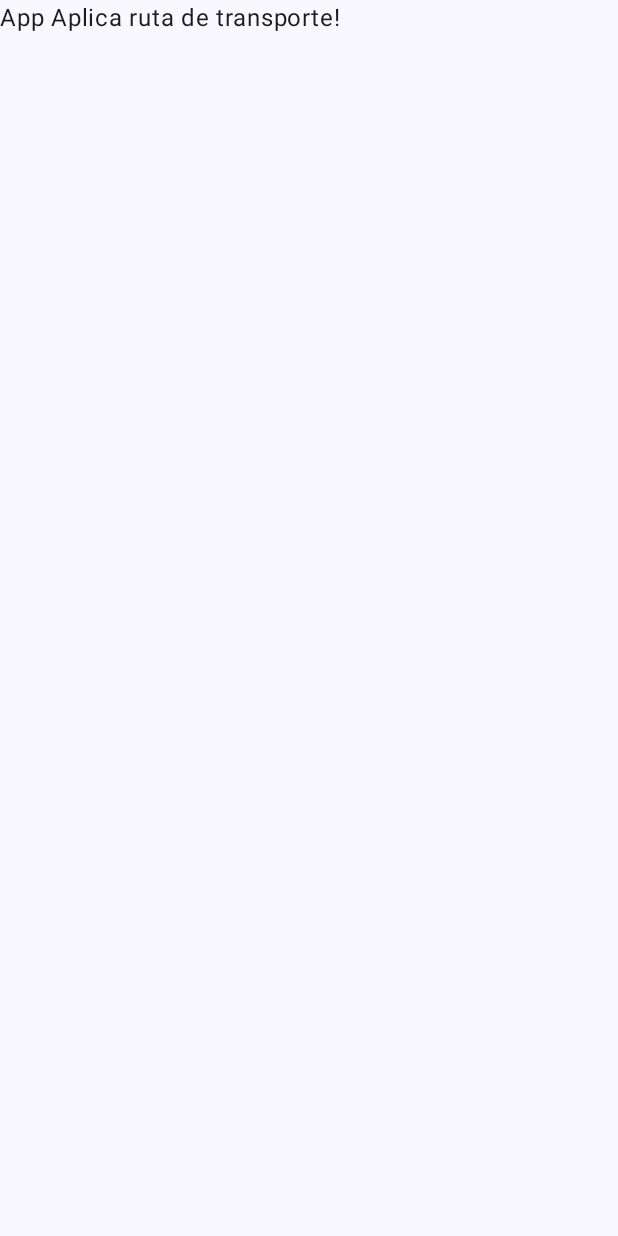
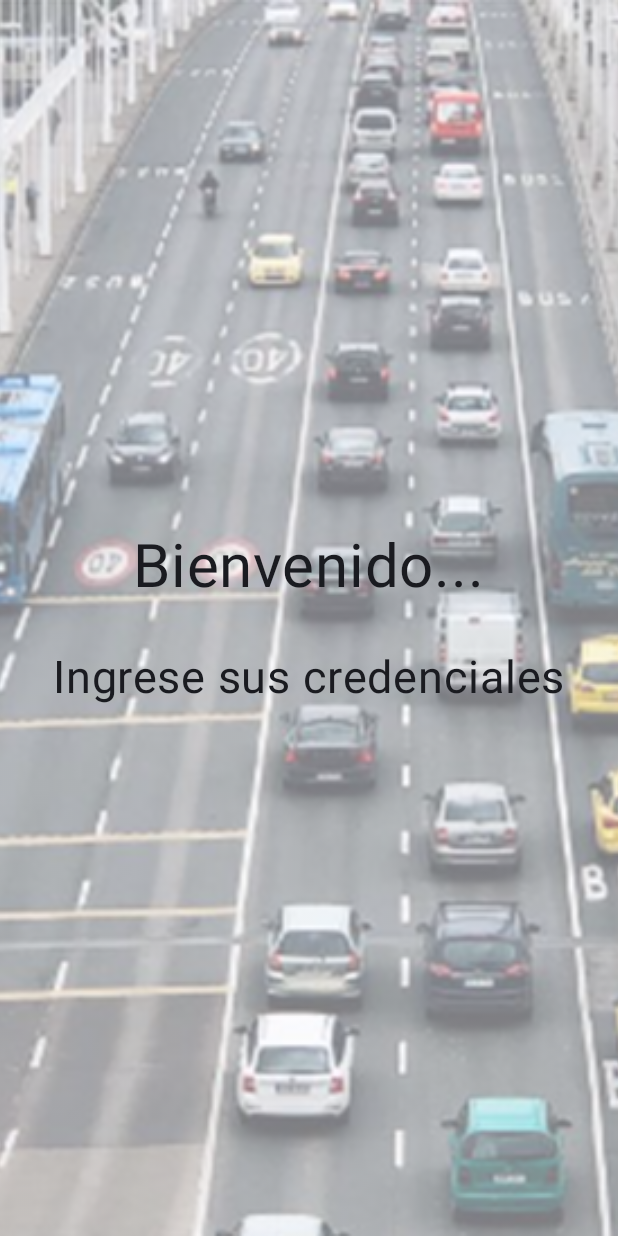
Before and after one commit to MiguelMoranR/route_plan_app, an Android app built with Jetpack Compose: the screen it shows after launch (MainActivity), on a phone screen of 412 x 824 dp. Before the commit the screen is almost empty. Run offline under Robolectric (Android 15) with nearby library versions, the phone set to English and light mode, and no system bars.

Commit message:
Actualización

```diff
--- a/app/src/main/java/co/edu/uan/route_plan_app/MainActivity.kt
+++ b/app/src/main/java/co/edu/uan/route_plan_app/MainActivity.kt
@@ -3,17 +3,26 @@ package co.edu.uan.route_plan_app
 import android.os.Bundle
 import androidx.activity.ComponentActivity
 import androidx.activity.compose.setContent
+import androidx.compose.foundation.layout.Arrangement
+import androidx.compose.foundation.layout.Column
 import androidx.compose.foundation.layout.fillMaxSize
+import androidx.compose.foundation.layout.padding
 import androidx.compose.material3.MaterialTheme
 import androidx.compose.material3.Surface
 import androidx.compose.material3.Text
 import androidx.compose.runtime.Composable
+import androidx.compose.ui.Alignment
 import androidx.compose.ui.Modifier
 import androidx.compose.ui.tooling.preview.Preview
+import androidx.compose.ui.unit.dp
+import androidx.compose.ui.unit.sp
 import co.edu.uan.route_plan_app.ui.theme.Route_plan_appTheme
+import androidx.compose.foundation.Image
+import androidx.compose.ui.layout.ContentScale
+import androidx.compose.ui.res.painterResource
 
 class MainActivity : ComponentActivity() {
-    override fun onCreate(savedInstanceState: Bundle?) {
+       override fun onCreate(savedInstanceState: Bundle?) {
         super.onCreate(savedInstanceState)
         setContent {
             Route_plan_appTheme {
@@ -22,7 +31,9 @@ class MainActivity : ComponentActivity() {
                     modifier = Modifier.fillMaxSize(),
                     color = MaterialTheme.colorScheme.background
                 ) {
-                    Greeting("Aplica ruta de transporte")
+                    GreetingImage(
+                        message = "Bienvenido...",
+                        ingreso = "Ingrese sus credenciales")
                 }
             }
         }
@@ -30,17 +41,45 @@ class MainActivity : ComponentActivity() {
 }
 
 @Composable
-fun Greeting(name: String, modifier: Modifier = Modifier) {
+fun GreetingImage(message: String, ingreso: String, modifier: Modifier = Modifier) {
+    val image = painterResource(R.drawable.fondo_app)
+
+        Image(
+            painter = image,
+            contentDescription = null,
+            contentScale = ContentScale.Crop,
+            alpha = 0.5F
+        )
+
+    Column(
+        verticalArrangement = Arrangement.Center,
+        modifier = modifier
+    ) {
+        Text(
+        text = message,
+        fontSize = 40.sp,
+        modifier = Modifier
+            .padding(16.dp)
+            .align(alignment = Alignment.CenterHorizontally)
+    )
     Text(
-        text = "App $name!",
-        modifier = modifier
-    )
+        text = ingreso,
+        fontSize = 30.sp,
+        modifier = Modifier
+            .padding(16.dp)
+            .align(alignment = Alignment.CenterHorizontally)
+
+        )
+
+    }
 }
+
+
 
 @Preview(showBackground = true)
 @Composable
-fun GreetingPreview() {
+fun BirthdayCardPreview() {
     Route_plan_appTheme {
-        Greeting("Aplicación ruta de transporte")
+        GreetingImage(message = "Bienvenido...", ingreso = "Ingrese sus credenciales")
     }
 }
```
Also changed, not shown: app/src/main/res/drawable-nodpi/fondo_app.png (added), app/src/main/res/drawable-nodpi/logo_route_app.jpg (added).
